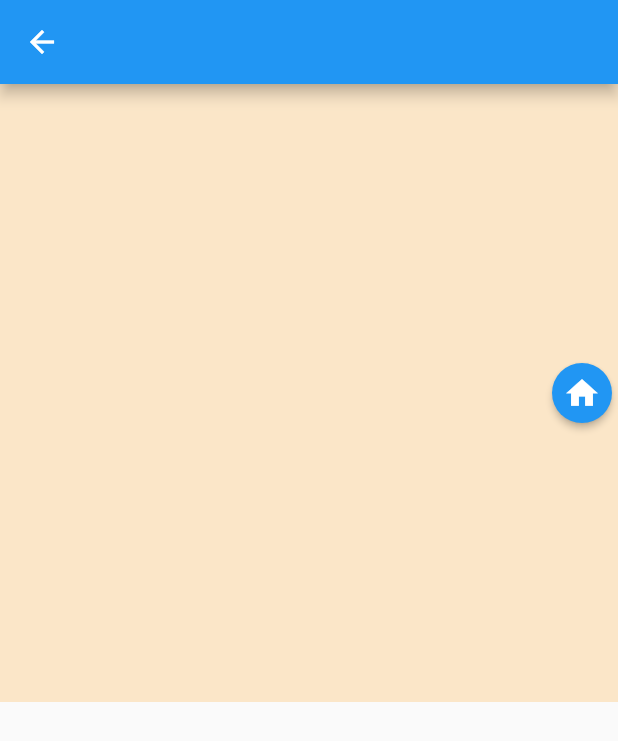
After one commit to DaoSuper/flutter_booklet, a Flutter app: the ILayoutPage screen opened directly, after a tap on "CircleFlowMenu", on a phone screen of 412 x 824 dp. The commit adds this screen. Shown: the top 741 px of the screen. Run offline on Flutter 3.47's test engine with Material 2 defaults, Android fonts, the phone set to English and light mode, and no system bars; our stand-ins replace flutter_bloc; missing offline and left inert: flex_color_picker; generated files the repository leaves out were written again.

Commit message:
flow 自定义

```diff
--- /dev/null
+++ b/lib/pages/ilayout/11_custom_layout/circle_flow_menu.dart
@@ -0,0 +1,215 @@
+import 'dart:math';
+
+import 'package:flutter/material.dart';
+
+class CircleFlowMenu extends StatefulWidget {
+  const CircleFlowMenu({super.key});
+
+  @override
+  State<CircleFlowMenu> createState() => _CircleFlowMenuState();
+}
+
+class _CircleFlowMenuState extends State<CircleFlowMenu> with SingleTickerProviderStateMixin{
+  static const List<IconData> menuItems = <IconData>[
+    // Icons.menu,
+    Icons.home,
+    Icons.new_releases,
+    Icons.notifications,
+    Icons.settings,
+    Icons.refresh,
+    Icons.close,
+  ];
+
+  late AnimationController controller;
+  late Animation<double> animation;
+
+  @override
+  void initState() {
+    controller = AnimationController(vsync: this,duration: const Duration(milliseconds: 250));
+    animation = CurveTween(curve: Curves.ease).animate(controller);
+    super.initState();
+  }
+
+  Widget flowMenuItem(IconData icon) {
+    return RawMaterialButton(
+      fillColor: Colors.blue,
+      splashColor: Colors.amber[100],
+      shape: const CircleBorder(),
+      constraints: BoxConstraints.tight(const Size(40, 40)),
+      onPressed: () {
+        animation.status == AnimationStatus.completed
+          ? controller.reverse()
+          : controller.forward();
+      },
+      child: Icon(
+        icon,
+        color: Colors.white,
+        size: 25.0,
+      ),
+    );
+  }
+
+  @override
+  void dispose() {
+    controller.dispose();
+    super.dispose();
+  }
+
+  @override
+  Widget build(BuildContext context) {
+    return Scaffold(
+      appBar: AppBar(),
+      body: Align(
+        alignment: Alignment.topLeft,
+        child: ColoredBox(
+          color: Colors.orange.withOpacity(0.2),
+          child: Flow(
+            delegate: CircleFlowDelegate(
+              animation: animation,
+              location: MenuLocation.centerRight
+            ),
+            children: menuItems.map<Widget>((IconData icon) => flowMenuItem(icon)).toList(),
+          ),
+        ),
+      ),
+    );
+  }
+}
+
+enum MenuLocation {
+  topLeft,
+  topRight,
+  centerLeft,
+  centerRight,
+  bottomLeft,
+  bottomRight,
+}
+
+class CircleFlowDelegate extends FlowDelegate {
+  final Animation<double> animation;
+  final MenuLocation location;
+
+  CircleFlowDelegate({
+    required this.animation,
+    this.location = MenuLocation.centerLeft,
+  }) : super(repaint: animation);
+
+
+  @override
+  void paintChildren(FlowPaintingContext context) {
+    if(context.childCount == 0) return;
+    final double radius = context.size.shortestSide / 2;
+    final int count = context.childCount - 1;
+    double angle = 90;
+    //控制四周图标与中心的距离
+    double progress = animation.value;
+    final double perRad = angle / 180 * pi / (count - 1);
+    // final double fixRotate = (angle / 2) / 180 * pi;
+    double fixRotate = 0;
+    switch (location) {
+      case MenuLocation.topLeft:
+        fixRotate = 270 / 180 * pi;
+        break;
+      case MenuLocation.topRight:
+        fixRotate = 0;
+        break;
+      case MenuLocation.centerLeft:
+        fixRotate = (angle / 2) / 180 * pi;
+        break;
+      case MenuLocation.centerRight:
+
+        fixRotate = (angle * 5 /2) / 180 * pi;
+        break;
+      case MenuLocation.bottomLeft:
+        fixRotate = 90 / 180 * pi;
+        break;
+      case MenuLocation.bottomRight:
+        fixRotate = pi;
+        break;
+    }
+    //（x1,y1) (x0,y0)圆心 r半径 a0角度
+    // x1 = x0 + r * cos(a0 * pi / 180)
+    // y1 = y0 + r * sin(a0 * pi / 180)
+    if (progress != 0) {
+      for (int i = 0; i < count; i++) {
+        final Size size = context.getChildSize(i) ?? Size.zero;
+        final double offsetX =
+            progress * (radius - size.width / 2) * cos(i * perRad - fixRotate) +
+                radius;
+        final double offsetY = progress *
+                (radius - size.height / 2) *
+                sin(i * perRad - fixRotate) +
+            radius;
+
+        Offset fix = fixOffset(radius, size);
+
+        context.paintChild(i + 1,
+          transform: Matrix4.translationValues(
+            offsetX - size.width / 2 - fix.dx,
+            offsetY - size.height / 2 - fix.dy,
+            0.0,
+          )
+        );
+      }
+    }
+
+    final Size menuSize = context.getChildSize(0) ?? Size.zero;
+    Offset fix = fixOffset(radius, menuSize);
+    context.paintChild(0,
+      transform: Matrix4.translationValues(
+        radius - menuSize.width / 2 - fix.dx,
+        radius - menuSize.height / 2 - fix.dy,
+        0.0
+      )
+    );
+  }
+
+  Offset fixOffset(double radius, Size childSize) {
+    double fixOffsetX = 0;
+    double fixOffsetY = 0;
+    switch (location) {
+      case MenuLocation.topLeft:
+        fixOffsetX = -(radius - childSize.width / 2);
+        fixOffsetY = radius - childSize.height / 2;
+        break;
+      case MenuLocation.topRight:
+        fixOffsetX = radius - childSize.width / 2;
+        fixOffsetY = radius - childSize.height / 2;
+        break;
+      case MenuLocation.centerLeft:
+        fixOffsetX = radius - childSize.width / 2;
+        fixOffsetY = 0;
+        break;
+      case MenuLocation.centerRight:
+        fixOffsetX = -(radius - childSize.width / 2);
+        fixOffsetY = 0;
+        break;
+      case MenuLocation.bottomLeft:
+        fixOffsetX = radius - childSize.width / 2;
+        fixOffsetY = -(radius - childSize.height / 2);
+        break;
+      case MenuLocation.bottomRight:
+        fixOffsetX = -(radius - childSize.width / 2);
+        fixOffsetY = -(radius - childSize.height / 2);
+        break;
+    }
+    return Offset(fixOffsetX, fixOffsetY);
+  }
+
+  @override
+  Size getSize(BoxConstraints constraints) {
+    final radius = constraints.biggest.shortestSide;
+    return Size(radius, radius);
+  }
+
+  @override
+  BoxConstraints getConstraintsForChild(int i, BoxConstraints constraints) {
+    return constraints.loosen();
+  }
+
+  @override
+  bool shouldRepaint(covariant FlowDelegate oldDelegate) {
+    return true;
+  }
+
+}
--- a/lib/pages/ilayout/ilayout_page.dart
+++ b/lib/pages/ilayout/ilayout_page.dart
@@ -1,10 +1,12 @@
 import 'package:flutter/material.dart';
-import 'package:flutter_booklet/pages/idream/timer/timer_page.dart';
 import 'package:flutter_booklet/pages/ilayout/01_constraints/constraints_demo.dart';
 import 'package:flutter_booklet/pages/ilayout/02_common_constraints/nxm_demo.dart';
 import 'package:flutter_booklet/pages/ilayout/03_multi_child/01_flex_demo.dart';
+import 'package:flutter_booklet/pages/ilayout/11_custom_layout/circle_flow_menu.dart';
+import 'package:flutter_booklet/pages/ilayout/11_custom_layout/custom_flow_demo.dart';
 import 'package:flutter_booklet/pages/ilayout/11_custom_layout/custom_layout_demo.dart';
 import 'package:flutter_booklet/pages/ilayout/11_custom_layout/custom_multi_layout_demo.dart';
+import 'package:flutter_booklet/pages/ilayout/11_custom_layout/flow_menu.dart';
 import 'package:flutter_booklet/routes/app_router.dart';
 import 'package:flutter_booklet/widgets/dao_button.dart';
 
@@ -71,6 +73,24 @@ class ILayoutPage extends StatelessWidget {
                   AppRouter.toPage(context, const CustomMultiLayoutDemo());
                 }
               ),
+              ItemBtn(
+                btnName: 'CustomFlowDemo',
+                onPressed: (){
+                  AppRouter.toPage(context, const CustomFlowDemo());
+                }
+              ),
+              ItemBtn(
+                btnName: 'FlowMenu',
+                onPressed: (){
+                  AppRouter.toPage(context, const FlowMenu());
+                }
+              ),
+              ItemBtn(
+                btnName: 'CircleFlowMenu',
+                onPressed: (){
+                  AppRouter.toPage(context, const CircleFlowMenu());
+                }
+              ),
             ],
           ),
         ),
```
Also changed, not shown: lib/pages/ilayout/11_custom_layout/custom_flow_demo.dart (added, +69 -0 lines), lib/pages/ilayout/11_custom_layout/flow_menu.dart (added, +112 -0 lines).
